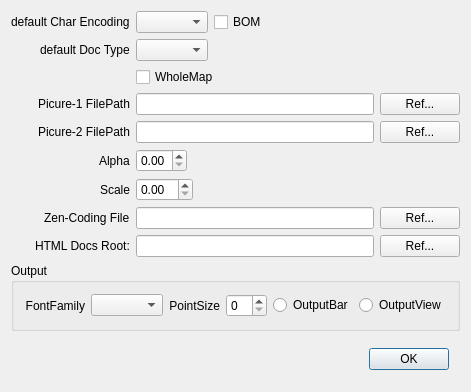
Old version of the form vivi/vivi64/GlobalStgDlg.ui in the repository vivisuke/openViVi.
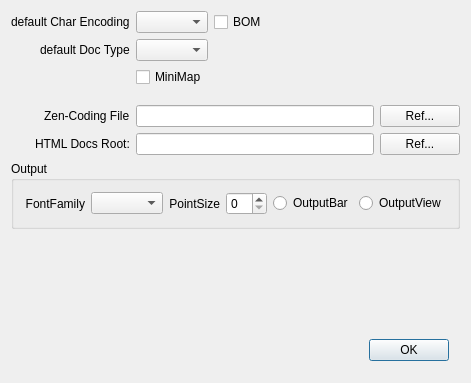
New version of the form.

Commit message: 0694 ◎ C 05/31 05/31 0.030│問題│Ctrl + Tab で次のタブに移動しない

```diff
--- a/vivi/vivi64/GlobalStgDlg.ui
+++ b/vivi/vivi64/GlobalStgDlg.ui
@@ -7,7 +7,7 @@
     <x>0</x>
     <y>0</y>
     <width>454</width>
-    <height>376</height>
+    <height>383</height>
    </rect>
   </property>
   <property name="windowTitle">
@@ -79,14 +79,7 @@
       <item row="2" column="1">
        <widget class="QCheckBox" name="wholeMap">
         <property name="text">
-         <string>WholeMap</string>
-        </property>
-       </widget>
-      </item>
-      <item row="5" column="0">
-       <widget class="QLabel" name="label_3">
-        <property name="text">
-         <string>Picure-1 FilePath</string>
+         <string>MiniMap</string>
         </property>
        </widget>
       </item>
@@ -96,94 +89,44 @@
          <property name="margin">
           <number>0</number>
          </property>
-         <item>
-          <widget class="QLineEdit" name="pict1FilePath"/>
-         </item>
-         <item>
-          <widget class="QPushButton" name="pict1Ref">
-           <property name="sizePolicy">
-            <sizepolicy hsizetype="Fixed" vsizetype="Fixed">
-             <horstretch>0</horstretch>
-             <verstretch>0</verstretch>
-            </sizepolicy>
-           </property>
-           <property name="text">
-            <string>Ref...</string>
-           </property>
-           <property name="autoDefault">
-            <bool>false</bool>
-           </property>
-          </widget>
-         </item>
+         <property name="topMargin">
+          <number>0</number>
+         </property>
+         <property name="rightMargin">
+          <number>0</number>
+         </property>
+         <property name="bottomMargin">
+          <number>0</number>
+         </property>
         </layout>
        </widget>
       </item>
-      <item row="6" column="0">
-       <widget class="QLabel" name="label_4">
-        <property name="text">
-         <string>Picure-2 FilePath</string>
-        </property>
-       </widget>
-      </item>
       <item row="6" column="1">
        <widget class="QWidget" name="widget_5" native="true">
         <layout class="QHBoxLayout" name="horizontalLayout_5">
          <property name="margin">
           <number>0</number>
          </property>
-         <item>
-          <widget class="QLineEdit" name="pict2FilePath"/>
-         </item>
-         <item>
-          <widget class="QPushButton" name="pict2Ref">
-           <property name="sizePolicy">
-            <sizepolicy hsizetype="Fixed" vsizetype="Fixed">
-             <horstretch>0</horstretch>
-             <verstretch>0</verstretch>
-            </sizepolicy>
-           </property>
-           <property name="text">
-            <string>Ref...</string>
-           </property>
-           <property name="autoDefault">
-            <bool>false</bool>
-           </property>
-          </widget>
-         </item>
+         <property name="topMargin">
+          <number>0</number>
+         </property>
+         <property name="rightMargin">
+          <number>0</number>
+         </property>
+         <property name="bottomMargin">
+          <number>0</number>
+         </property>
         </layout>
        </widget>
       </item>
       <item row="8" column="0">
-       <widget class="QLabel" name="label_5">
-        <property name="text">
-         <string>Alpha</string>
-        </property>
-       </widget>
-      </item>
-      <item row="8" column="1">
-       <widget class="QDoubleSpinBox" name="alphaSB">
-        <property name="sizePolicy">
-         <sizepolicy hsizetype="Fixed" vsizetype="Fixed">
-          <horstretch>0</horstretch>
-          <verstretch>0</verstretch>
-         </sizepolicy>
-        </property>
-        <property name="maximum">
-         <double>1.000000000000000</double>
-        </property>
-        <property name="singleStep">
-         <double>0.100000000000000</double>
-        </property>
-       </widget>
-      </item>
-      <item row="10" column="0">
        <widget class="QLabel" name="label_6">
         <property name="text">
          <string>Zen-Coding File</string>
         </property>
        </widget>
       </item>
-      <item row="10" column="1">
+      <item row="8" column="1">
        <widget class="QWidget" name="widget_3" native="true">
         <layout class="QHBoxLayout" name="horizontalLayout_3">
          <property name="margin">
@@ -211,14 +154,14 @@
         </layout>
        </widget>
       </item>
-      <item row="11" column="0">
+      <item row="9" column="0">
        <widget class="QLabel" name="label_7">
         <property name="text">
          <string>HTML Docs Root:</string>
         </property>
        </widget>
       </item>
-      <item row="11" column="1">
+      <item row="9" column="1">
        <widget class="QWidget" name="widget_7" native="true">
         <layout class="QHBoxLayout" name="horizontalLayout_7">
          <property name="margin">
@@ -237,26 +180,6 @@
         </layout>
        </widget>
       </item>
-      <item row="9" column="0">
-       <widget class="QLabel" name="label_8">
-        <property name="text">
-         <string>Scale</string>
-        </property>
-       </widget>
-      </item>
-      <item row="9" column="1">
-       <widget class="QDoubleSpinBox" name="scaleSB">
-        <property name="sizePolicy">
-         <sizepolicy hsizetype="Fixed" vsizetype="Fixed">
-          <horstretch>0</horstretch>
-          <verstretch>0</verstretch>
-         </sizepolicy>
-        </property>
-        <property name="singleStep">
-         <double>0.100000000000000</double>
-        </property>
-       </widget>
-      </item>
      </layout>
     </widget>
    </item>
```
Left out of the diff: 50 changed lines with no effect on the pictures. The commit also changes 7 other files.
